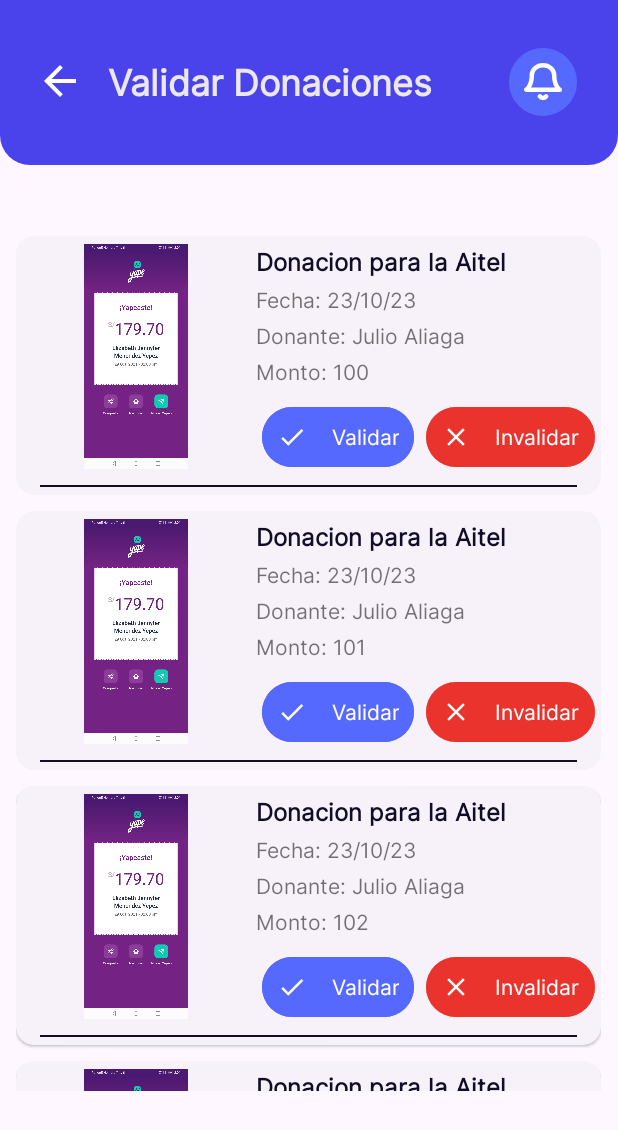
After one commit to lucho2000/TELEBEETLE_PROYECTO_IOT, an Android app: the ValidarDonacionesActivity screen opened directly, with no data from a screen before it, on a phone screen of 412 x 824 dp. The commit adds this screen. Shown: the top 1130 px of the screen. Run offline under Robolectric (Android 15) with nearby library versions, the phone set to English and light mode, and no system bars; our stand-ins replace Picasso; pictures from the network do not load; Roboto replaces fonts that are not available here.

Commit message:
Activity para validar donaciones a la aitel

```diff
--- a/app/src/main/AndroidManifest.xml
+++ b/app/src/main/AndroidManifest.xml
@@ -17,6 +17,9 @@
         android:supportsRtl="true"
         android:theme="@style/Theme.TeleBeetle"
         tools:targetApi="31">
+        <activity
+            android:name=".activities.ValidarDonacionesActivity"
+            android:exported="false" />
         <activity
             android:name=".activities.EditarActivity"
             android:exported="false" />
--- a/app/src/main/java/com/example/telebeetle/Entity/Donacion.java
+++ b/app/src/main/java/com/example/telebeetle/Entity/Donacion.java
@@ -7,6 +7,26 @@ public class Donacion {
     private String fecha;
 
     private String hora;
+
+    public String getDonante() {
+        return donante;
+    }
+
+    public void setDonante(String donante) {
+        this.donante = donante;
+    }
+
+    private String donante;
+
+    public String getMonto() {
+        return monto;
+    }
+
+    public void setMonto(String monto) {
+        this.monto = monto;
+    }
+
+    private String monto;
 
     public Donacion(){
 
--- /dev/null
+++ b/app/src/main/java/com/example/telebeetle/activities/ValidarDonacionesActivity.java
@@ -0,0 +1,44 @@
+package com.example.telebeetle.activities;
+
+import androidx.appcompat.app.AppCompatActivity;
+import androidx.recyclerview.widget.LinearLayoutManager;
+import androidx.recyclerview.widget.RecyclerView;
+
+import android.os.Bundle;
+
+import com.example.telebeetle.Entity.Donacion;
+import com.example.telebeetle.R;
+
+import java.util.ArrayList;
+import java.util.List;
+
+public class ValidarDonacionesActivity extends AppCompatActivity {
+    @Override
+    protected void onCreate(Bundle savedInstanceState) {
+        super.onCreate(savedInstanceState);
+        setContentView(R.layout.activity_validar_donaciones);
+        cargarListaDonaciones();
+    }
+
+    public List<Donacion> listaDonacionesHardcodeada(){
+        List<Donacion> donacions = new ArrayList<>();
+        for(int i=0; i<5; i++){
+            Donacion donacion = new Donacion();
+            donacion.setMonto("10"+i);
+            donacion.setFecha("23/10/23");
+            donacion.setDonante("Julio Aliaga");
+            donacions.add(donacion);
+        }
+        return donacions;
+    }
+    public void cargarListaDonaciones(){
+        List<Donacion> donacions = listaDonacionesHardcodeada();
+        ValidarDonacionesAdapter validarDonacionesAdapter = new ValidarDonacionesAdapter();
+        validarDonacionesAdapter.setListaValidarDonaciones(donacions);
+        validarDonacionesAdapter.setContext(ValidarDonacionesActivity.this);
+        RecyclerView rv = findViewById(R.id.rv_validardonaciones);
+        rv.setAdapter(validarDonacionesAdapter);
+        rv.setLayoutManager(new LinearLayoutManager(ValidarDonacionesActivity.this));
+
+    }
+}
--- /dev/null
+++ b/app/src/main/java/com/example/telebeetle/activities/ValidarDonacionesAdapter.java
@@ -0,0 +1,86 @@
+package com.example.telebeetle.activities;
+
+import android.content.Context;
+import android.view.LayoutInflater;
+import android.view.View;
+import android.view.ViewGroup;
+import android.widget.Button;
+import android.widget.ImageView;
+import android.widget.TextView;
+import android.widget.Toast;
+
+import androidx.annotation.NonNull;
+import androidx.recyclerview.widget.RecyclerView;
+
+import com.example.telebeetle.Entity.Donacion;
+import com.example.telebeetle.R;
+import com.squareup.picasso.Picasso;
+
+import java.util.List;
+
+public class ValidarDonacionesAdapter extends RecyclerView.Adapter<ValidarDonacionesAdapter.ValidarDonacionesViewHolder>{
+    private List<Donacion> listaValidarDonaciones;
+
+    public List<Donacion> getListaValidarDonaciones() {
+        return listaValidarDonaciones;
+    }
+
+    public void setListaValidarDonaciones(List<Donacion> listaValidarDonaciones) {
+        this.listaValidarDonaciones = listaValidarDonaciones;
+    }
+
+    public Context getContext() {
+        return context;
+    }
+
+    public void setContext(Context context) {
+        this.context = context;
+    }
+
+    private Context context;
+
+    @NonNull
+    @Override
+    public ValidarDonacionesViewHolder onCreateViewHolder(@NonNull ViewGroup parent, int viewType) {
+        View view = LayoutInflater.from(context).inflate(R.layout.irv_vallidar_donaciones, parent, false);
+        Button validar = view.findViewById(R.id.validar);
+        Button invalidar = view.findViewById(R.id.invalidar);
+        validar.setOnClickListener(v -> {
+            Toast.makeText(this.getContext(), "Boton pa validar", Toast.LENGTH_SHORT).show();
+        });
+        invalidar.setOnClickListener(v -> {
+            Toast.makeText(this.getContext(), "Boton pa invalidar", Toast.LENGTH_SHORT).show();
+        });
+        return new ValidarDonacionesViewHolder(view);
+    }
+
+    @Override
+    public void onBindViewHolder(@NonNull ValidarDonacionesViewHolder holder, int position) {
+        Donacion d = listaValidarDonaciones.get(position);
+        holder.donacion = d;
+        int drawableResourceId = R.drawable.yape;
+        Picasso picasso = Picasso.get();
+        ImageView imageViewDonacion = holder.itemView.findViewById(R.id.fotoYape);
+        picasso.load(drawableResourceId)
+                .resize(120,150)
+                .into(imageViewDonacion);
+        TextView fecha = holder.itemView.findViewById(R.id.fechaDonacion);
+        TextView donante = holder.itemView.findViewById(R.id.donante);
+        TextView monto = holder.itemView.findViewById(R.id.monto);
+        fecha.setText("Fecha: " + d.getFecha());
+        donante.setText("Donante: " + d.getDonante());
+        monto.setText("Monto: " + d.getMonto());
+    }
+
+    @Override
+    public int getItemCount() {
+        return listaValidarDonaciones.size();
+    }
+
+    public class ValidarDonacionesViewHolder extends RecyclerView.ViewHolder{
+        Donacion donacion;
+        public ValidarDonacionesViewHolder(@NonNull View itemView){
+            super(itemView);
+        }
+    }
+}
--- a/app/src/main/res/layout/irv_solicitudes.xml
+++ b/app/src/main/res/layout/irv_solicitudes.xml
@@ -6,7 +6,7 @@
 
     <com.google.android.material.card.MaterialCardView
         android:id="@+id/card"
-        android:layout_width="match_parent"
+        android:layout_width="wrap_content"
         android:layout_height="wrap_content"
         android:checkable="true"
         android:clickable="true"
--- /dev/null
+++ b/app/src/main/res/layout/irv_vallidar_donaciones.xml
@@ -0,0 +1,121 @@
+<?xml version="1.0" encoding="utf-8"?>
+<androidx.constraintlayout.widget.ConstraintLayout xmlns:android="http://schemas.android.com/apk/res/android"
+xmlns:app="http://schemas.android.com/apk/res-auto"
+android:layout_width="match_parent"
+android:layout_height="wrap_content">
+
+<com.google.android.material.card.MaterialCardView
+    android:id="@+id/card"
+    android:layout_width="wrap_content"
+    android:layout_height="wrap_content"
+    android:checkable="true"
+    android:clickable="true"
+    android:focusable="true"
+    android:layout_marginTop="5dp"
+    android:layout_marginBottom="5dp"
+    android:theme="@style/Theme.MaterialComponents.DayNight"
+    app:layout_constraintBottom_toBottomOf="parent"
+    style="?attr/materialCardViewElevatedStyle"
+    app:layout_constraintEnd_toEndOf="parent"
+    app:layout_constraintStart_toStartOf="parent"
+    app:layout_constraintTop_toTopOf="parent">
+
+    <LinearLayout
+        android:layout_width="match_parent"
+        android:layout_height="wrap_content"
+        android:orientation="vertical">
+
+        <LinearLayout
+            android:layout_width="match_parent"
+            android:layout_height="wrap_content"
+            android:orientation="horizontal">
+
+            <ImageView
+                android:id="@+id/fotoYape"
+                android:layout_width="120dp"
+                android:layout_height="150dp"
+                android:layout_marginStart="20dp"
+                android:layout_marginTop="5dp"
+                android:layout_marginEnd="20dp"
+                android:layout_marginBottom="5dp" />
+
+            <LinearLayout
+                android:layout_width="match_parent"
+                android:layout_height="match_parent"
+                android:orientation="vertical">
+
+                <TextView
+                    android:id="@+id/donacion"
+                    android:layout_width="wrap_content"
+                    android:layout_height="wrap_content"
+                    android:text="Donacion para la Aitel"
+                    android:textColor="@color/textColorPrimary"
+                    android:textSize="16sp"
+                    android:layout_marginTop="5dp"
+                    android:textStyle="bold" />
+
+                <TextView
+                    android:id="@+id/fechaDonacion"
+                    android:layout_width="wrap_content"
+                    android:layout_height="wrap_content"
+                    android:layout_marginTop="4dp"
+                    android:text="fecha" />
+                <TextView
+                    android:id="@+id/donante"
+                    android:layout_width="wrap_content"
+                    android:layout_height="wrap_content"
+                    android:layout_marginTop="4dp"
+                    android:text="donante" />
+                <TextView
+                    android:id="@+id/monto"
+                    android:layout_width="wrap_content"
+                    android:layout_height="wrap_content"
+                    android:layout_marginTop="4dp"
+                    android:text="monto" />
+                <RelativeLayout
+                    android:layout_width="match_parent"
+                    android:layout_height="wrap_content"
+                    android:layout_marginTop="4dp"
+                    android:orientation="horizontal">
+                    <Button
+                        android:id="@+id/validar"
+                        android:layout_alignParentStart="true"
+                        style="?attr/materialIconButtonFilledTonalStyle"
+                        android:layout_width="wrap_content"
+                        android:layout_height="wrap_content"
+                        android:backgroundTint="@color/colorLigero"
+                        android:text="Validar"
+                        android:layout_marginTop="5dp"
+                        android:textColor="@color/white"
+                        app:icon="@drawable/baseline_check_24"
+                        app:iconTint="@color/white"
+                        app:iconPadding="16dp"/>
+                    <Button
+                        android:id="@+id/invalidar"
+                        android:layout_alignParentEnd="true"
+                        style="?attr/materialIconButtonFilledTonalStyle"
+                        android:layout_width="wrap_content"
+                        android:layout_height="wrap_content"
+                        android:layout_marginTop="5dp"
+                        android:backgroundTint="#BCE9251E"
+                        android:text="Invalidar"
+                        android:textColor="@color/white"
+                        app:icon="@drawable/baseline_close_24"
+                        app:iconTint="@color/white"
+                        app:iconPadding="16dp"/>
+                </RelativeLayout>
+            </LinearLayout>
+        </LinearLayout>
+        <com.google.android.material.divider.MaterialDivider
+            android:layout_marginTop="5dp"
+            android:layout_marginBottom="5dp"
+            app:dividerThickness="1dp"
+            app:dividerColor="@color/textColorPrimary"
+            android:layout_width="match_parent"
+            android:layout_height="wrap_content"
+            app:dividerInsetStart="16dp"
+            app:dividerInsetEnd="16dp"/>
+    </LinearLayout>
+
+</com.google.android.material.card.MaterialCardView>
+</androidx.constraintlayout.widget.ConstraintLayout>
```
Also changed, not shown: app/src/main/java/com/example/telebeetle/fragments/HomeDelegadoGeneralFragment.java (+9 -0 lines), app/src/main/res/layout/activity_validar_donaciones.xml (renamed from app/src/main/res/layout/activity_general_view.xml, +16 -76 lines), app/src/main/res/drawable/yape.jpg (added).
